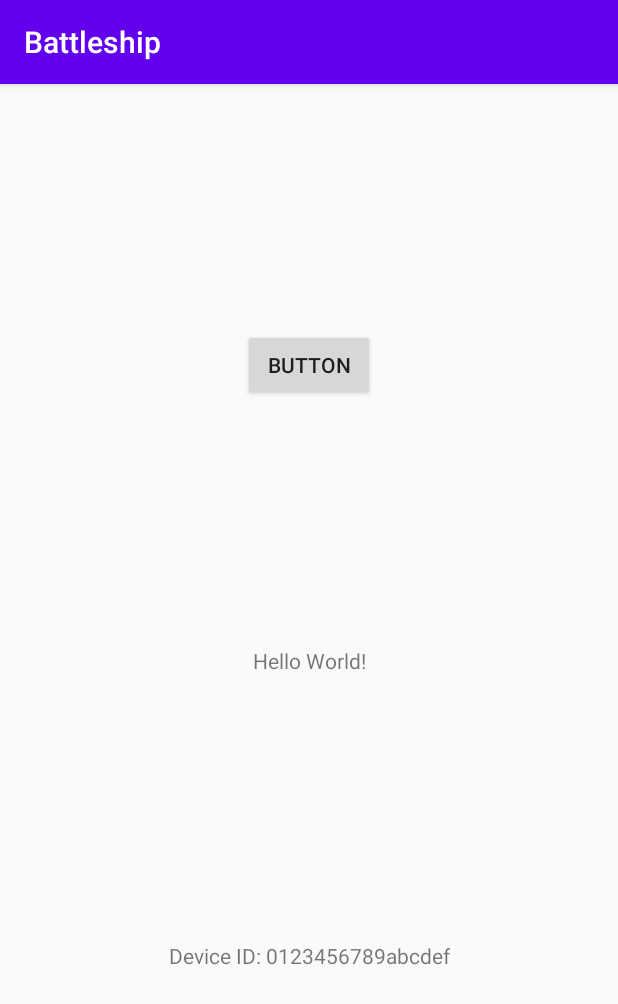
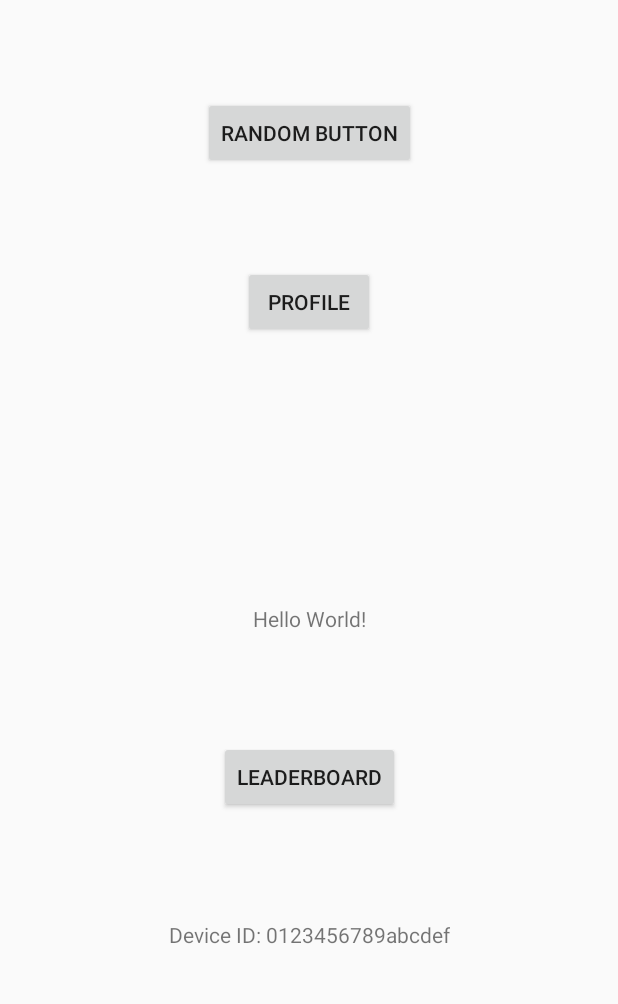
Before and after one commit to boit2009/Battleship, an Android app: the screen it shows after launch (MainActivity), on a phone screen of 412 x 824 dp. Shown: the top 1004 px of the screen. Run offline under Robolectric (Android 15) with nearby library versions, the phone set to English and light mode, and no system bars; our stand-ins replace Volley; network calls fail.

Commit message:
leaderboard added, and name changing added

```diff
--- a/app/build.gradle
+++ b/app/build.gradle
@@ -31,6 +31,12 @@ dependencies {
 
 //    implementation 'com.android.support:appcompat-v7:28.0.0'
     implementation 'com.android.support.constraint:constraint-layout:2.0.4'
+    //noinspection GradleCompatible
+    implementation 'com.android.support:design:28.0.0'
+    //noinspection GradleCompatible
+    implementation 'com.android.support:appcompat-v7:28.0.0'
+    //noinspection GradleCompatible
+    implementation 'com.android.support:recyclerview-v7:28.0.0'
     testImplementation 'junit:junit:4.+'
     androidTestImplementation 'com.android.support.test:runner:1.0.2'
     androidTestImplementation 'com.android.support.test.espresso:espresso-core:3.0.2'
--- a/app/src/main/java/com/example/battleship/MainActivity.java
+++ b/app/src/main/java/com/example/battleship/MainActivity.java
@@ -1,6 +1,7 @@
 package com.example.battleship;
 
 import android.Manifest;
+import android.content.Intent;
 import android.content.pm.PackageManager;
 import android.provider.Settings;
 import android.support.v4.app.ActivityCompat;
@@ -32,40 +33,37 @@ import java.net.URL;
 public class MainActivity extends AppCompatActivity {
 
     private static final int INTERNET_PERMISSION_CODE = 100;
+    private JSONObject jObject = null;
 
     @Override
     protected void onCreate(Bundle savedInstanceState) {
         super.onCreate(savedInstanceState);
         setContentView(R.layout.activity_main);
-
-        final TextView textView = findViewById(R.id.textView2);
-        RequestQueue queue = Volley.newRequestQueue(this);
-
-        final Button button = findViewById(R.id.button);
+        //get device uniqueID
         String ID = Settings.Secure.getString(getContentResolver(),
                 Settings.Secure.ANDROID_ID);
+
+        //get the neccessary Views
+        final TextView textView = findViewById(R.id.textView2);
+        final Button button = findViewById(R.id.button);
+        final Button profileButton = findViewById(R.id.profilebutton);
+        final Button leaderBoardButton = findViewById(R.id.leaderboard);
+
         textView.setText("Device ID: "+ ID);
-        button.setOnClickListener(new View.OnClickListener() {
-            public void onClick(View v) {
 
-
-
-                // Instantiate the RequestQueue.
-
+        //get the user's data with http request
+        RequestQueue queue = Volley.newRequestQueue(this);
         String url ="http://192.168.31.132:8080/api/profile/1";
         StringRequest stringRequest = new StringRequest(Request.Method.GET, url,
                 new Response.Listener<String>() {
                     @Override
                     public void onResponse(String response) {
-                                Log.i("tag", response);
-                                JSONObject jObject = null;
+                    //    Log.i("tag", response);
                         try {
                             jObject = new JSONObject(response);
-                                    textView.setText(jObject.getString("name"));
                         } catch (JSONException e) {
                             e.printStackTrace();
                         }
-
                     }
 
                 }, new Response.ErrorListener() {
@@ -76,6 +74,31 @@ public class MainActivity extends AppCompatActivity {
         });
         queue.add(stringRequest);
 
+
+        profileButton.setOnClickListener(new View.OnClickListener() {
+            @Override
+            public void onClick(View view) {
+                Intent intent = new Intent(getApplicationContext(), Profile.class);
+                startActivity(intent);
+            }
+        });
+
+        button.setOnClickListener(new View.OnClickListener() {
+            public void onClick(View v) {
+                try {
+                    textView.setText(jObject.getString("name"));
+                } catch (JSONException e) {
+                    e.printStackTrace();
+                }
+
+
+            }
+        });
+        leaderBoardButton.setOnClickListener(new View.OnClickListener() {
+            @Override
+            public void onClick(View view) {
+                Intent intent= new Intent(getApplicationContext(),LeaderBoard.class);
+                startActivity(intent);
             }
         });
     }
--- a/app/src/main/res/layout/activity_main.xml
+++ b/app/src/main/res/layout/activity_main.xml
@@ -15,13 +15,22 @@
         app:layout_constraintLeft_toLeftOf="parent"
         app:layout_constraintRight_toRightOf="parent"
         app:layout_constraintTop_toTopOf="parent" />
+    <Button
+        android:id="@+id/profilebutton"
+        android:layout_width="wrap_content"
+        android:layout_height="wrap_content"
+        android:text="Profile"
+        app:layout_constraintBottom_toTopOf="@+id/textView"
+        app:layout_constraintEnd_toEndOf="parent"
+        app:layout_constraintStart_toStartOf="parent"
+        app:layout_constraintTop_toTopOf="parent" />
 
     <Button
         android:id="@+id/button"
         android:layout_width="wrap_content"
         android:layout_height="wrap_content"
-        android:text="Button"
-        app:layout_constraintBottom_toTopOf="@+id/textView"
+        android:text="random button"
+        app:layout_constraintBottom_toTopOf="@+id/profilebutton"
         app:layout_constraintEnd_toEndOf="parent"
         app:layout_constraintStart_toStartOf="parent"
         app:layout_constraintTop_toTopOf="parent" />
@@ -36,4 +45,14 @@
         app:layout_constraintStart_toStartOf="parent"
         app:layout_constraintTop_toBottomOf="@+id/textView" />
 
+    <Button
+        android:id="@+id/leaderboard"
+        android:layout_width="wrap_content"
+        android:layout_height="wrap_content"
+        android:text="Leaderboard"
+        app:layout_constraintBottom_toTopOf="@+id/textView2"
+        app:layout_constraintEnd_toEndOf="parent"
+        app:layout_constraintStart_toStartOf="parent"
+        app:layout_constraintTop_toBottomOf="@+id/textView" />
+
 </android.support.constraint.ConstraintLayout>
--- a/app/src/main/res/values-night/themes.xml
+++ b/app/src/main/res/values-night/themes.xml
@@ -1,6 +1,6 @@
 <resources xmlns:tools="http://schemas.android.com/tools">
     <!-- Base application theme. -->
-    <style name="Theme.Battleship" parent="Theme.AppCompat.Light.DarkActionBar">
+    <style name="Theme.Battleship" parent="Theme.AppCompat.Light.NoActionBar">
         <!-- Primary brand color. -->
         <item name="colorPrimary">@color/purple_200</item>
         <item name="colorPrimaryDark">@color/purple_700</item>
--- a/app/src/main/res/values/themes.xml
+++ b/app/src/main/res/values/themes.xml
@@ -1,6 +1,6 @@
 <resources xmlns:tools="http://schemas.android.com/tools">
     <!-- Base application theme. -->
-    <style name="Theme.Battleship" parent="Theme.AppCompat.Light.DarkActionBar">
+    <style name="Theme.Battleship"  parent="Theme.AppCompat.Light.NoActionBar">
         <!-- Primary brand color. -->
         <item name="colorPrimary">@color/purple_500</item>
         <item name="colorPrimaryDark">@color/purple_700</item>
```
Also changed, not shown: app/src/main/AndroidManifest.xml (+12 -3 lines), app/src/main/java/com/example/battleship/LeaderBoard.java (added, +13 -0 lines), app/src/main/java/com/example/battleship/MyRecyclerViewAdapter.java (added, +82 -0 lines), app/src/main/java/com/example/battleship/Profile.java (added, +104 -0 lines), app/src/main/res/layout/activity_leader_board.xml (added, +12 -0 lines), app/src/main/res/layout/activity_profile.xml (added, +61 -0 lines), app/src/main/res/layout/recyclerview_row.xml (added, +15 -0 lines). Lines whose indentation alone changed are shown as unchanged.
